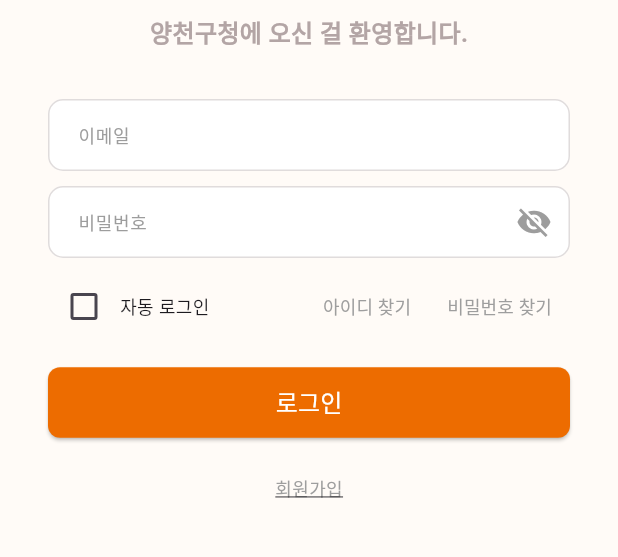
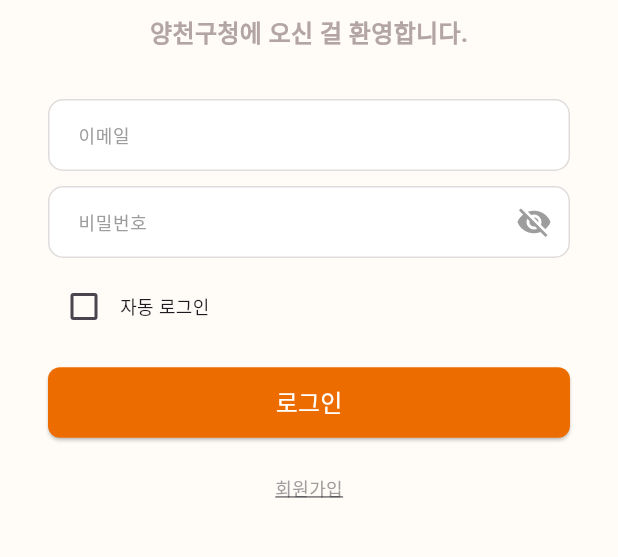
Before and after one commit to jenny7732/SafeHi-YC, a Flutter app: the screen it shows after launch, on a phone screen of 412 x 824 dp, the part 401-958 px from its top. Run offline on Flutter 3.47's test engine with Material 3 defaults, Android fonts, the phone set to English and light mode, and no system bars; our stand-ins replace connectivity_plus, flutter_dotenv, flutter_secure_storage, font_awesome_flutter, permission_handler, wakelock_plus; missing offline and left inert: flutter_sound; accounts and stored records are empty.

Commit message:
feat: 로그인 아이디 비번 임시 삭제

```diff
--- a/lib/view/login/login_page.dart
+++ b/lib/view/login/login_page.dart
@@ -184,30 +184,30 @@ class _LoginPageState extends State<LoginPage> {
                         ),
                       ],
                     ),
-                    Row(
-                      children: [
-                        TextButton(
-                          onPressed: () {},
-                          child: Text(
-                            '아이디 찾기',
-                            style: TextStyle(
-                              fontSize: responsive.fontSmall,
-                              color: Colors.grey,
-                            ),
-                          ),
-                        ),
-                        TextButton(
-                          onPressed: () {},
-                          child: Text(
-                            '비밀번호 찾기',
-                            style: TextStyle(
-                              fontSize: responsive.fontSmall,
-                              color: Colors.grey,
-                            ),
-                          ),
-                        ),
-                      ],
-                    ),
+                    // Row(
+                    //   children: [
+                    //     TextButton(
+                    //       onPressed: () {},
+                    //       child: Text(
+                    //         '아이디 찾기',
+                    //         style: TextStyle(
+                    //           fontSize: responsive.fontSmall,
+                    //           color: Colors.grey,
+                    //         ),
+                    //       ),
+                    //     ),
+                    //     TextButton(
+                    //       onPressed: () {},
+                    //       child: Text(
+                    //         '비밀번호 찾기',
+                    //         style: TextStyle(
+                    //           fontSize: responsive.fontSmall,
+                    //           color: Colors.grey,
+                    //         ),
+                    //       ),
+                    //     ),
+                    //   ],
+                    // ),
                   ],
                 ),
                 SizedBox(height: responsive.sectionSpacing),
```
Also changed, not shown: 2 other files.
